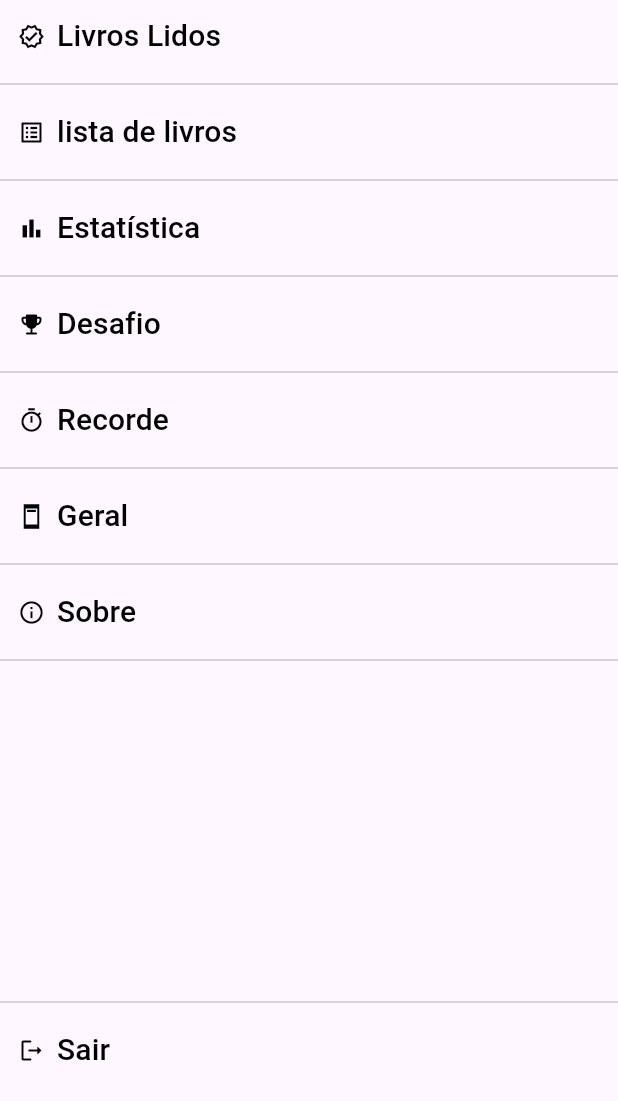
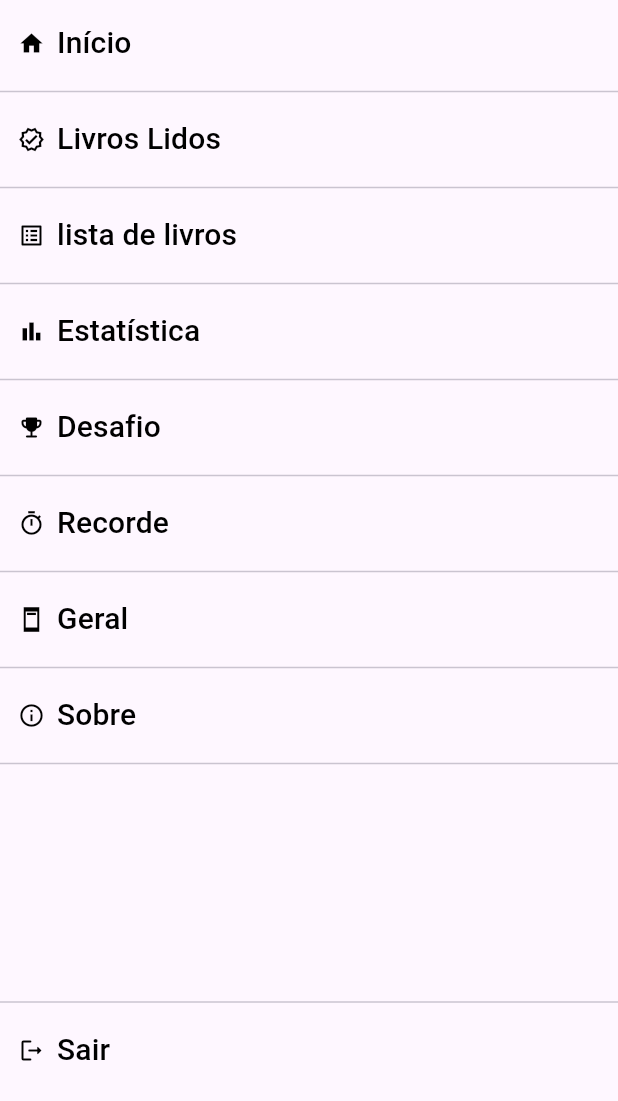
Before and after one commit to joaomarcosmmc/guialeitura, a Flutter app: the MenuLateral widget shown alone on an empty page, opened directly, on a phone screen of 412 x 824 dp, the part 135-1236 px from its top. Run offline on Flutter 3.47's test engine with Material 3 defaults, Android fonts, the phone set to English and light mode, and no system bars; Roboto replaces fonts that are missing (HedvigLetter).

Commit message:
Livros Lidos Page concluida

```diff
--- a/lib/components/menu_lateral.dart
+++ b/lib/components/menu_lateral.dart
@@ -1,7 +1,8 @@
-
 import 'package:flutter/material.dart';
 import 'package:guialeitura/dados/auth.dart';
-import 'package:guialeitura/utils/routes.dart';
+import 'package:guialeitura/pages/home_page.dart';
+import 'package:guialeitura/pages/livros_lidos.dart';
+
 import 'package:provider/provider.dart';
 
 class MenuLateral extends StatelessWidget {
@@ -30,43 +31,72 @@ class MenuLateral extends StatelessWidget {
               ),
             ),
           ),
-          const SizedBox(width: 20,),
+
+          const SizedBox(
+            height: 5,
+          ),
           TextButton.icon(
+            onPressed: () {
+              Navigator.of(context).pushReplacement(MaterialPageRoute(
+                builder: (_) => const MyHomePage(),
+              ));
+            },
+            icon: const Icon(
+              Icons.home,
+              color: Colors.black,
+            ),
+            label: const Text(
+              'Início',
+              style: TextStyle(color: Colors.black, fontSize: 20),
+            ),
+          ),
+          const Divider(),
 
+          TextButton.icon(
             onPressed: () {
-                Navigator.of(context).pop();
-                Navigator.of(context)
-                    .pushNamed(RoutesPage().LIVROSLIDOS);
+              Navigator.of(context).pushReplacement(MaterialPageRoute(
+                builder: (_) => const ListagemLivrosLidos(),
+              ));
             },
-              icon: const Icon(Icons.verified_outlined, color: Colors.black,),
+            icon: const Icon(
+              Icons.verified_outlined,
+              color: Colors.black,
+            ),
             label: const Text(
-                'Livros Lidos',style: TextStyle(color: Colors.black, fontSize: 20),
-              )),
+              'Livros Lidos',
+              style: TextStyle(color: Colors.black, fontSize: 20),
+            ),
+          ),
           const Divider(),
           TextButton.icon(
               onPressed: () {},
               icon: const Icon(Icons.list_alt, color: Colors.black),
-              label: const Text('lista de livros',style:TextStyle(color:Colors.black, fontSize: 20))),
+              label: const Text('lista de livros',
+                  style: TextStyle(color: Colors.black, fontSize: 20))),
           const Divider(),
           TextButton.icon(
               onPressed: () {},
               icon: const Icon(Icons.bar_chart_outlined, color: Colors.black),
-              label: const Text('Estatística',style:TextStyle(color:Colors.black, fontSize: 20))),
+              label: const Text('Estatística',
+                  style: TextStyle(color: Colors.black, fontSize: 20))),
           const Divider(),
           TextButton.icon(
               onPressed: () {},
               icon: const Icon(Icons.emoji_events_rounded, color: Colors.black),
-              label: const Text('Desafio',style:TextStyle(color:Colors.black, fontSize: 20))),
+              label: const Text('Desafio',
+                  style: TextStyle(color: Colors.black, fontSize: 20))),
           const Divider(),
           TextButton.icon(
               onPressed: () {},
               icon: const Icon(Icons.timer_sharp, color: Colors.black),
-              label: const Text('Recorde',style:TextStyle(color:Colors.black, fontSize: 20))),
+              label: const Text('Recorde',
+                  style: TextStyle(color: Colors.black, fontSize: 20))),
           const Divider(),
           TextButton.icon(
               onPressed: () {},
               icon: const Icon(Icons.ad_units_sharp, color: Colors.black),
-              label: const Text('Geral',style:TextStyle(color:Colors.black, fontSize: 20))),
+              label: const Text('Geral',
+                  style: TextStyle(color: Colors.black, fontSize: 20))),
           const Divider(),
           TextButton.icon(
               onPressed: () {},
@@ -81,7 +111,8 @@ class MenuLateral extends StatelessWidget {
                 Provider.of<Auth>(context, listen: false).logOut();
               },
               icon: const Icon(Icons.logout_rounded, color: Colors.black),
-              label: const Text('Sair',style:TextStyle(color:Colors.black, fontSize: 20))),
+              label: const Text('Sair',
+                  style: TextStyle(color: Colors.black, fontSize: 20))),
         ],
       ),
     );
--- a/lib/pages/livros_lidos.dart
+++ b/lib/pages/livros_lidos.dart
@@ -1,5 +1,6 @@
 import 'package:flutter/material.dart';
 import 'package:guialeitura/components/card_livros.dart';
+import 'package:guialeitura/components/menu_lateral.dart';
 import 'package:guialeitura/dados/bd_livros.dart';
 import 'package:provider/provider.dart';
 
@@ -14,10 +15,15 @@ class ListagemLivrosLidos extends StatelessWidget {
     var provider = Provider.of<BdLivros>(context);
     var listagem = provider.bdLivros.where((element) => element.status == 'finalizado').toList() ;
     return Scaffold(
+      drawer: Drawer(
+        width: MediaQuery.of(context).size.width * 0.6,
+        child: const MenuLateral(),
+      ),
       appBar: AppBar(
         backgroundColor: Colors.amber,
         centerTitle: true,
         title: const Text('Livros Lidos!', style: TextStyle(fontFamily: 'HedvigLetter'),),
+
       ),
       body: listagem.isEmpty
           ? const Center(
```
Also changed, not shown: lib/components/card_livros.dart (+24 -32 lines), lib/components/statusLivro.dart (added, +52 -0 lines), lib/pages/livros_detalhes_page.dart (+7 -7 lines). Lines whose indentation alone changed are shown as unchanged.
